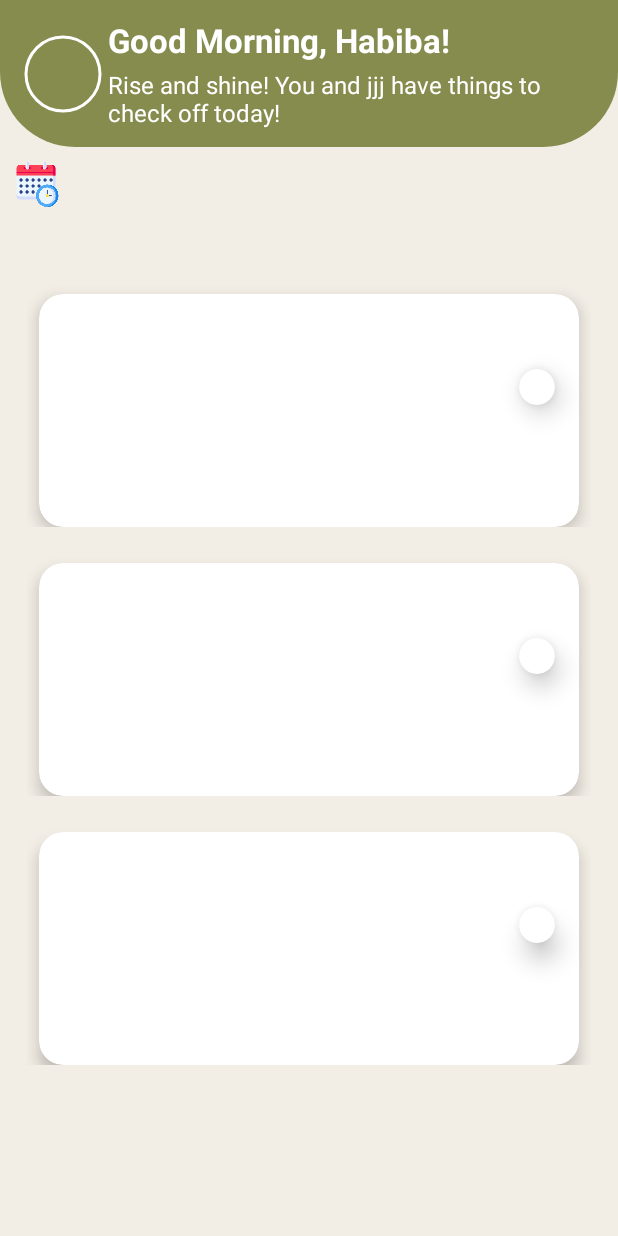
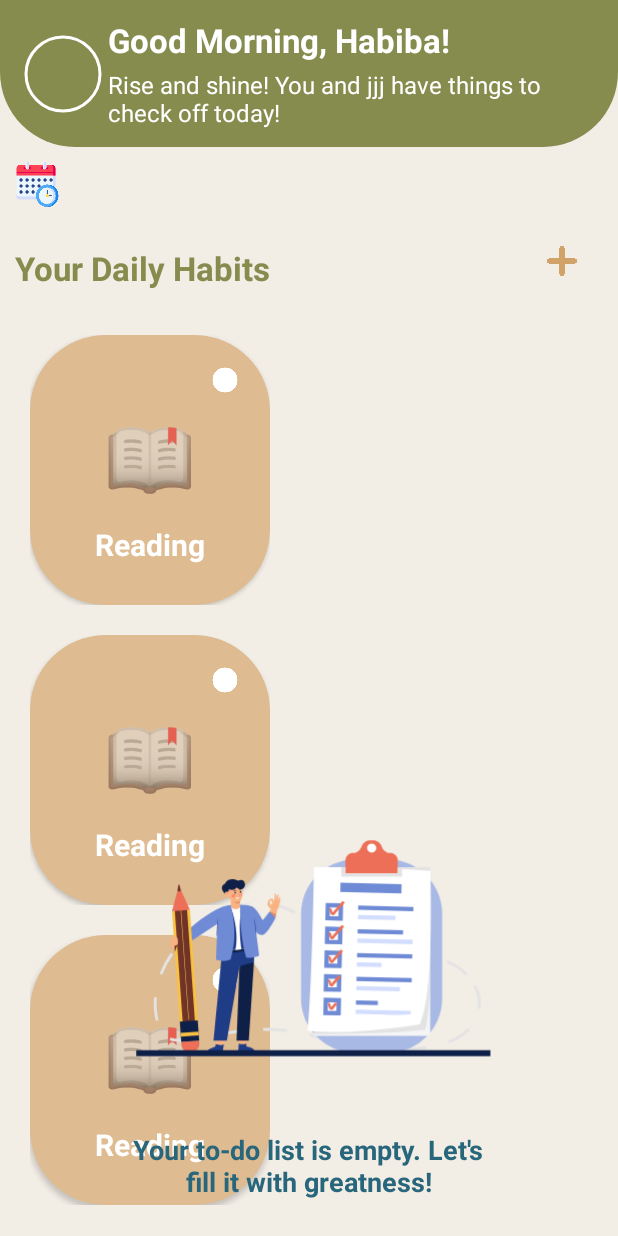
Before and after one commit to Habibagabr/Habitopia, an Android app: the layout fragment_home.xml on its own in the app's theme, with its tools: preview values and no code run, on a phone screen of 412 x 824 dp. Run offline under Robolectric (Android 15) with nearby library versions, the phone set to English and light mode, and no system bars.

Commit message:
adding the daily habits

```diff
--- a/app/src/main/java/com/habiba/habitopia/Adapters/TaskAdapter.kt
+++ b/app/src/main/java/com/habiba/habitopia/Adapters/TaskAdapter.kt
@@ -10,6 +10,8 @@ import androidx.cardview.widget.CardView
 import androidx.recyclerview.widget.ListAdapter
 import androidx.recyclerview.widget.RecyclerView
 import com.habiba.habitopia.R
+import java.text.SimpleDateFormat
+import java.util.Locale
 
 class TaskAdapter(private val onTaskClick: (TaskItem.Task) -> Unit) :
     ListAdapter<TaskItem, RecyclerView.ViewHolder>(TaskDiffCallback()) {
@@ -64,7 +66,15 @@ class TaskAdapter(private val onTaskClick: (TaskItem.Task) -> Unit) :
         private val headerText: TextView = itemView.findViewById(R.id.headerTitle)
 
         fun bind(item: TaskItem.Header) {
-            headerText.text = item.date
+            headerText.text = formatToHumanDate(item.date)
+        }
+
+        private fun formatToHumanDate(date: String): CharSequence? {
+            val inputFormat = SimpleDateFormat("yyyy-MM-dd", Locale.getDefault())
+            val date = inputFormat.parse(date)
+            val outputFormat = SimpleDateFormat("EEEE, MMMM d, yyyy", Locale.getDefault())
+            return outputFormat.format(date!!)
+
         }
     }
 
@@ -120,5 +130,7 @@ class TaskAdapter(private val onTaskClick: (TaskItem.Task) -> Unit) :
                 lastClickTimeMap[position] = currentTime
             }
         }
+
+
     }
 }
--- /dev/null
+++ b/app/src/main/java/com/habiba/habitopia/Adapters/habitsAdapter.kt
@@ -0,0 +1,37 @@
+package com.habiba.habitopia.Adapters
+
+import android.view.LayoutInflater
+import android.view.View
+import android.view.ViewGroup
+import android.widget.ImageView
+import android.widget.TextView
+import androidx.recyclerview.widget.RecyclerView
+import androidx.recyclerview.widget.RecyclerView.ViewHolder
+import com.habiba.habitopia.HabitsDataClass
+import com.habiba.habitopia.R
+
+class habitsAdapter(private val habits: List<HabitsDataClass>):RecyclerView.Adapter<habitsAdapter.habitsViewHolder>() {
+    class habitsViewHolder(view: View) : ViewHolder(view) {
+        var emojyImage: TextView = view.findViewById(R.id.habitEmoji)
+        var habitTitle: TextView = view.findViewById(R.id.habitTitle)
+        private var clickImage: ImageView = view.findViewById(R.id.clickCircle)
+
+
+    }
+
+    override fun onCreateViewHolder(parent: ViewGroup, viewType: Int): habitsViewHolder {
+        val view =
+            LayoutInflater.from(parent.context).inflate(R.layout.dailyhabitsitem, parent, false)
+        return habitsViewHolder(view)
+    }
+
+    override fun getItemCount(): Int {
+        return habits.size
+    }
+
+    override fun onBindViewHolder(holder: habitsViewHolder, position: Int) {
+        val habit = habits[position]
+        holder.habitTitle.text = habit.taskTitle
+        holder.emojyImage.text = habit.taskEmoji
+    }
+}
--- a/app/src/main/java/com/habiba/habitopia/DataBase/TaskDAO.kt
+++ b/app/src/main/java/com/habiba/habitopia/DataBase/TaskDAO.kt
@@ -15,7 +15,7 @@ interface TaskDAO {
     @Delete
     suspend fun deleteTask(task: TaskEntity)
 
-    @Query("SELECT * FROM task_table WHERE userId = :userId ORDER BY userId ASC")
+    @Query("SELECT * FROM task_table WHERE userId = :userId ORDER BY taskDate ")
     suspend fun getTasksForUser(userId: String):List<TaskEntity>
 
     @Query("UPDATE task_table SET taskDone = 1 WHERE taskId = :taskId")
--- /dev/null
+++ b/app/src/main/java/com/habiba/habitopia/HabitsDataClass.kt
@@ -0,0 +1,6 @@
+package com.habiba.habitopia
+
+data class HabitsDataClass(
+    val taskTitle:String,
+    val taskEmoji:String
+)
--- a/app/src/main/java/com/habiba/habitopia/home.kt
+++ b/app/src/main/java/com/habiba/habitopia/home.kt
@@ -15,6 +15,7 @@ import com.habiba.habitopia.Adapters.CalendarAdapter
 import com.habiba.habitopia.Adapters.DayModel
 import com.habiba.habitopia.Adapters.TaskAdapter
 import com.habiba.habitopia.Adapters.TaskItem
+import com.habiba.habitopia.Adapters.habitsAdapter
 import com.habiba.habitopia.DataBase.TaskDAO
 import com.habiba.habitopia.DataBase.TaskDatabase
 import com.habiba.habitopia.DataBase.TaskEntity
@@ -38,6 +39,8 @@ class home : Fragment() {
     private lateinit var dao: TaskDAO
     private lateinit var userId: String
     private var allTasks: List<TaskEntity> = emptyList()
+    private lateinit var habitsAdapter: habitsAdapter
+    private lateinit var habitsRecyclerView: RecyclerView
 
 
     override fun onCreateView(
@@ -83,7 +86,6 @@ class home : Fragment() {
             taskViewModel.toggleTaskDone(toggledTask.taskId, toggledTask.taskDone)
             taskViewModel.getTasksForUser(userId)
         }
-
 
 
         recyclerView.adapter = adapter
@@ -185,6 +187,33 @@ class home : Fragment() {
             datePicker.datePicker.minDate = calendar.timeInMillis
             datePicker.show()
         }
+
+        var habitsList = listOf(
+            HabitsDataClass(taskTitle = "Reading", taskEmoji = "📖"),
+            HabitsDataClass(taskTitle = "Running", taskEmoji = "🏃‍♀️"),
+            HabitsDataClass(taskTitle = "Meditation", taskEmoji = "🧘"),
+            HabitsDataClass(taskTitle = "Drinking Water", taskEmoji = "💧"),
+            HabitsDataClass(taskTitle = "Waking Up Early", taskEmoji = "⏰"),
+            HabitsDataClass(taskTitle = "Journaling", taskEmoji = "📓"),
+            HabitsDataClass(taskTitle = "Healthy Eating", taskEmoji = "🥗"),
+            HabitsDataClass(taskTitle = "Studying", taskEmoji = "📚"),
+            HabitsDataClass(taskTitle = "Cleaning", taskEmoji = "🧹"),
+            HabitsDataClass(taskTitle = "Sleeping Early", taskEmoji = "😴")
+        )
+
+        habitsAdapter= habitsAdapter(habitsList)
+        habitsRecyclerView=view.findViewById(R.id.habitsRecyclerView)
+        habitsRecyclerView.adapter=habitsAdapter
+        habitsRecyclerView.layoutManager=LinearLayoutManager(requireContext(), LinearLayoutManager.HORIZONTAL, false)
+
+
+
+
+
+
+
+
+
     }
 
 
--- /dev/null
+++ b/app/src/main/res/layout/dailyhabitsitem.xml
@@ -0,0 +1,55 @@
+<?xml version="1.0" encoding="utf-8"?>
+<androidx.constraintlayout.widget.ConstraintLayout xmlns:android="http://schemas.android.com/apk/res/android"
+    xmlns:app="http://schemas.android.com/apk/res-auto"
+    android:layout_width="180dp"
+    android:padding="10dp"
+    android:layout_height="200dp">
+
+    <androidx.cardview.widget.CardView
+        android:layout_width="match_parent"
+        android:layout_height="match_parent"
+        app:cardCornerRadius="50dp"
+        app:cardBackgroundColor="@color/darkBeige"
+        app:layout_constraintBottom_toBottomOf="parent"
+        app:layout_constraintEnd_toEndOf="parent"
+        app:layout_constraintStart_toStartOf="parent"
+        app:layout_constraintTop_toTopOf="parent">
+
+        <FrameLayout
+            android:layout_width="match_parent"
+            android:layout_height="match_parent">
+
+            <!-- Emoji representing the habit -->
+            <TextView
+                android:id="@+id/habitEmoji"
+                android:layout_width="wrap_content"
+                android:layout_height="wrap_content"
+                android:layout_gravity="center"
+                android:text="📖"
+                android:layout_marginTop="-10dp"
+                android:textSize="50sp"/>
+
+            <TextView
+                android:id="@+id/habitTitle"
+                android:layout_width="100dp"
+                android:layout_height="wrap_content"
+                android:layout_gravity="center"
+                android:layout_marginBottom="-50dp"
+                android:text="Reading"
+                android:textAlignment="center"
+                android:textColor="@color/white"
+                android:textSize="20sp"
+                android:textStyle="bold" />
+
+            <ImageView
+                android:id="@+id/clickCircle"
+                android:layout_width="20dp"
+                android:layout_height="20dp"
+                android:layout_gravity="end|top"
+                android:layout_margin="20dp"
+                android:src="@drawable/circle" />
+        </FrameLayout>
+
+    </androidx.cardview.widget.CardView>
+
+</androidx.constraintlayout.widget.ConstraintLayout>
--- a/app/src/main/res/layout/fragment_home.xml
+++ b/app/src/main/res/layout/fragment_home.xml
@@ -94,24 +94,87 @@
             app:layout_constraintTop_toBottomOf="@id/calendericon" />
 
         <!-- RecyclerView -->
+        <androidx.constraintlayout.widget.ConstraintLayout
+            android:id="@+id/habitsframe"
+            android:layout_width="0dp"
+            android:layout_height="wrap_content"
+            android:layout_margin="10dp"
+            app:layout_constraintStart_toStartOf="parent"
+            app:layout_constraintEnd_toEndOf="parent"
+            app:layout_constraintTop_toBottomOf="@id/calendarView">
+
+            <TextView
+                android:id="@+id/textView4"
+                android:layout_width="wrap_content"
+                android:layout_height="wrap_content"
+                android:text="Your Daily Habits"
+                android:textColor="@color/green"
+                android:textSize="22dp"
+                android:textStyle="bold"
+                app:layout_constraintStart_toStartOf="parent"
+                app:layout_constraintTop_toTopOf="parent">
+
+            </TextView>
+            <ImageView
+                android:layout_width="20dp"
+                android:layout_height="20dp"
+                android:layout_marginEnd="17dp"
+                app:layout_constraintEnd_toEndOf="parent"
+                app:layout_constraintTop_toTopOf="parent"
+                android:src="@drawable/clickedadd">
+
+            </ImageView>
+
+            <androidx.recyclerview.widget.RecyclerView
+                android:id="@+id/habitsRecyclerView"
+                android:layout_width="match_parent"
+                android:layout_height="wrap_content"
+                android:layout_marginTop="20dp"
+                app:layout_constraintBottom_toBottomOf="parent"
+                app:layout_constraintEnd_toEndOf="parent"
+                app:layout_constraintStart_toStartOf="parent"
+                app:layout_constraintTop_toBottomOf="@+id/textView4"
+                android:orientation="horizontal"
+                tools:listitem="@layout/dailyhabitsitem">
+
+            </androidx.recyclerview.widget.RecyclerView>
+
+
+        </androidx.constraintlayout.widget.ConstraintLayout>
+        <TextView
+            android:id="@+id/textView5"
+            android:layout_width="wrap_content"
+            android:layout_height="wrap_content"
+            android:text="Your Tasks"
+            android:textColor="@color/green"
+            android:textSize="22dp"
+            android:layout_marginStart="10dp"
+            android:layout_marginTop="10dp"
+            android:layout_marginBottom="10dp"
+            android:textStyle="bold"
+            app:layout_constraintStart_toStartOf="parent"
+            app:layout_constraintTop_toBottomOf="@+id/habitsframe">
+
+        </TextView>
 
         <androidx.recyclerview.widget.RecyclerView
             android:id="@+id/tasksRecyclerView"
             android:layout_width="match_parent"
             android:minHeight="300dp"
             android:layout_height="wrap_content"
-            android:layout_marginTop="16dp"
+            android:layout_marginTop="30dp"
             android:padding="10dp"
             app:layout_constraintEnd_toEndOf="parent"
             app:layout_constraintStart_toStartOf="parent"
-            app:layout_constraintTop_toBottomOf="@id/calendarView"
+            app:layout_constraintTop_toBottomOf="@id/habitsframe"
             tools:listitem="@layout/taskitem" />
 
         <androidx.constraintlayout.widget.ConstraintLayout
             android:id="@+id/animationContainer"
             android:layout_width="wrap_content"
-            android:layout_height="350dp"
-            android:visibility="gone"
+            android:layout_height="550dp"
+            android:visibility="visible"
+            android:layout_marginTop="200dp"
             app:layout_constraintBottom_toBottomOf="parent"
             app:layout_constraintEnd_toEndOf="parent"
             app:layout_constraintHorizontal_bias="0.496"
```
